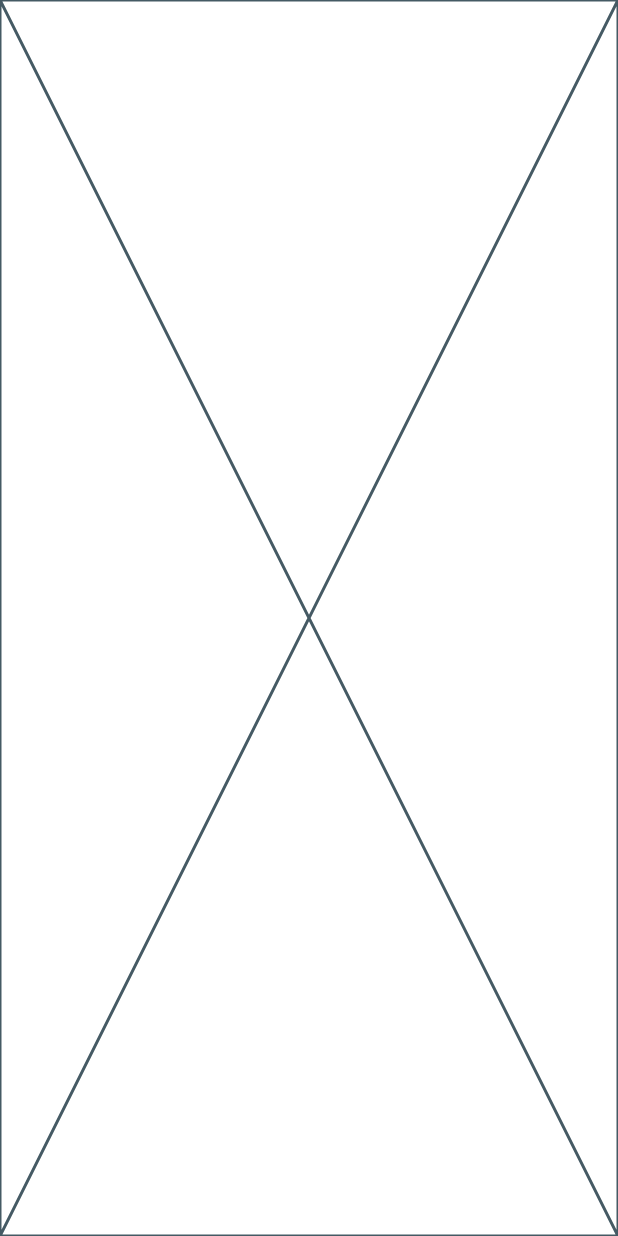
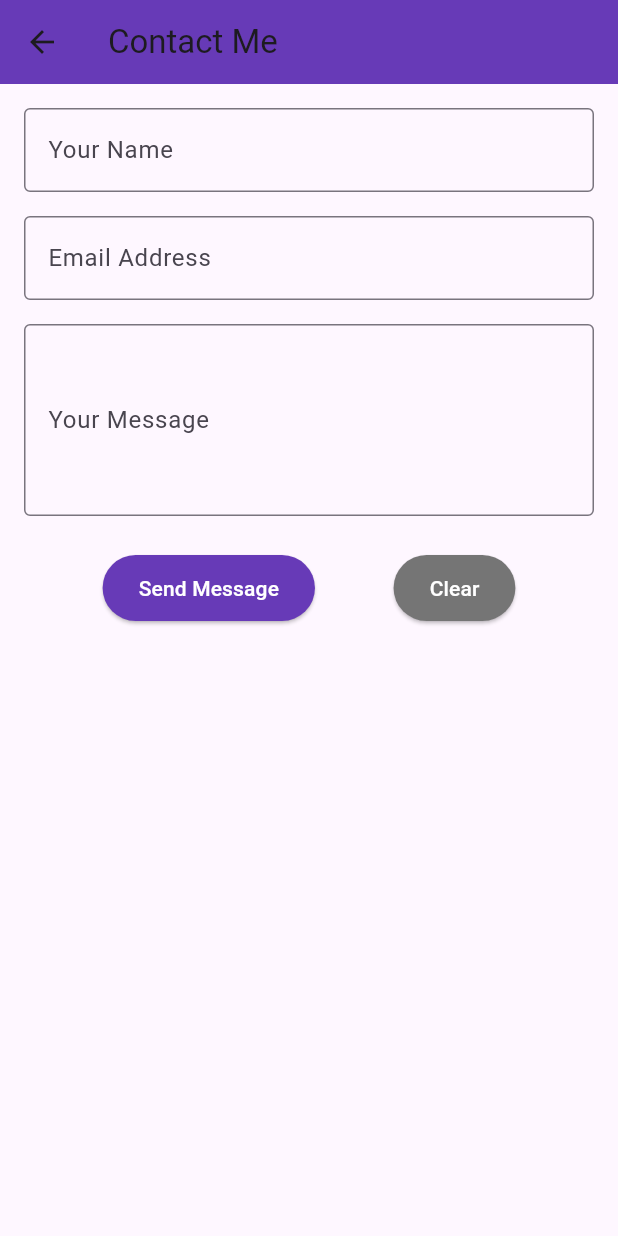
Before and after one commit to faheemnaveed07/drawer_collab, a Flutter app: the screen it shows after launch, in the side drawer, after a tap on "Contact Us", on a phone screen of 412 x 824 dp. Run offline on Flutter 3.47's test engine with Material 3 defaults, Android fonts, the phone set to English and light mode, and no system bars.

Commit message:
modified contact page by rehman

```diff
--- a/lib/main.dart
+++ b/lib/main.dart
@@ -1,4 +1,4 @@
-import 'package:drawer_ui_collab/pages/home_page.dart';
+import  'package:drawer_ui_collab/pages/home_page.dart';
 import 'package:flutter/material.dart';
 
 void main() {
--- a/lib/model/my_drawer.dart
+++ b/lib/model/my_drawer.dart
@@ -64,7 +64,7 @@ class MyDrawer extends StatelessWidget {
               // Contact Page par navigate karein
               Navigator.pop(context);
 
-               Navigator.push(context, MaterialPageRoute(builder: (context) => const ContactPage()));
+               Navigator.push(context, MaterialPageRoute(builder: (context) =>  ContactPage()));
             },
           ),
         ],
--- a/lib/screens/contact_page.dart
+++ b/lib/screens/contact_page.dart
@@ -1,9 +1,118 @@
 import 'package:flutter/material.dart';
-class ContactPage extends StatelessWidget {
-  const ContactPage({super.key});
+
+class ContactPage extends StatefulWidget {
+  @override
+  _ContactPageState createState() => _ContactPageState();
+}
+
+class _ContactPageState extends State<ContactPage> {
+  final _formKey = GlobalKey<FormState>();
+  final _nameController = TextEditingController();
+  final _emailController = TextEditingController();
+  final _messageController = TextEditingController();
+
+  void _sendMessage() {
+    if (_formKey.currentState!.validate()) {
+      String name = _nameController.text;
+      String email = _emailController.text;
+      String message = _messageController.text;
+
+      ScaffoldMessenger.of(context).showSnackBar(
+        SnackBar(content: Text('Message sent! Thank you, $name.')),
+      );
+
+      // You can also send to server or email here
+    }
+  }
+
+  void _clearFields() {
+    _nameController.clear();
+    _emailController.clear();
+    _messageController.clear();
+  }
 
   @override
   Widget build(BuildContext context) {
-    return const Placeholder();
+    return Scaffold(
+      appBar: AppBar(
+        title: Text("Contact Me"),
+        backgroundColor: Colors.deepPurple,
+      ),
+      body: Padding(
+        padding: const EdgeInsets.all(16),
+        child: Form(
+          key: _formKey,
+          child: Column(
+            children: [
+              // Name Field
+              TextFormField(
+                controller: _nameController,
+                decoration: InputDecoration(
+                  labelText: 'Your Name',
+                  border: OutlineInputBorder(),
+                ),
+                validator: (value) =>
+                value == null || value.isEmpty ? 'Enter your name' : null,
+              ),
+              SizedBox(height: 16),
+
+              // Email Field
+              TextFormField(
+                controller: _emailController,
+                decoration: InputDecoration(
+                  labelText: 'Email Address',
+                  border: OutlineInputBorder(),
+                ),
+                keyboardType: TextInputType.emailAddress,
+                validator: (value) {
+                  if (value == null || value.isEmpty) return 'Enter your email';
+                  if (!value.contains('@') || !value.contains('.')) {
+                    return 'Enter a valid email';
+                  }
+                  return null;
+                },
+              ),
+              SizedBox(height: 16),
+
+              // Message Field
+              TextFormField(
+                controller: _messageController,
+                decoration: InputDecoration(
+                  labelText: 'Your Message',
+                  border: OutlineInputBorder(),
+                ),
+                maxLines: 4,
+                validator: (value) =>
+                value == null || value.isEmpty ? 'Enter a message' : null,
+              ),
+              SizedBox(height: 24),
+
+              // Buttons
+              Row(
+                mainAxisAlignment: MainAxisAlignment.spaceEvenly,
+                children: [
+                  ElevatedButton(
+                    onPressed: _sendMessage,
+                    style: ElevatedButton.styleFrom(
+                      backgroundColor: Colors.deepPurple,
+                      padding: EdgeInsets.symmetric(horizontal: 24, vertical: 12),
+                    ),
+                    child: Text("Send Message",style: TextStyle(color: Colors.white),),
+                  ),
+                  ElevatedButton(
+                    onPressed: _clearFields,
+                    style: ElevatedButton.styleFrom(
+                      backgroundColor: Colors.grey[600],
+                      padding: EdgeInsets.symmetric(horizontal: 24, vertical: 12),
+                    ),
+                    child: Text("Clear",style: TextStyle(color: Colors.white),),
+                  ),
+                ],
+              )
+            ],
+          ),
+        ),
+      ),
+    );
   }
 }
```
